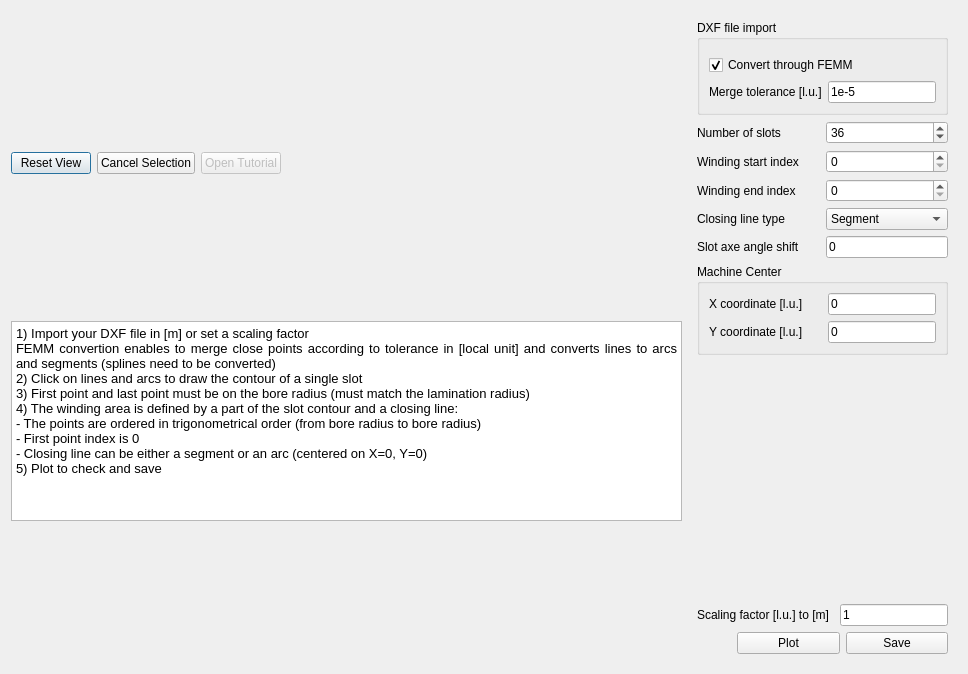
This is pyleecan/GUI/Dxf/DXF_Slot.ui in Eomys/pyleecan as Qt 5 draws it before an edit. The edited form follows.
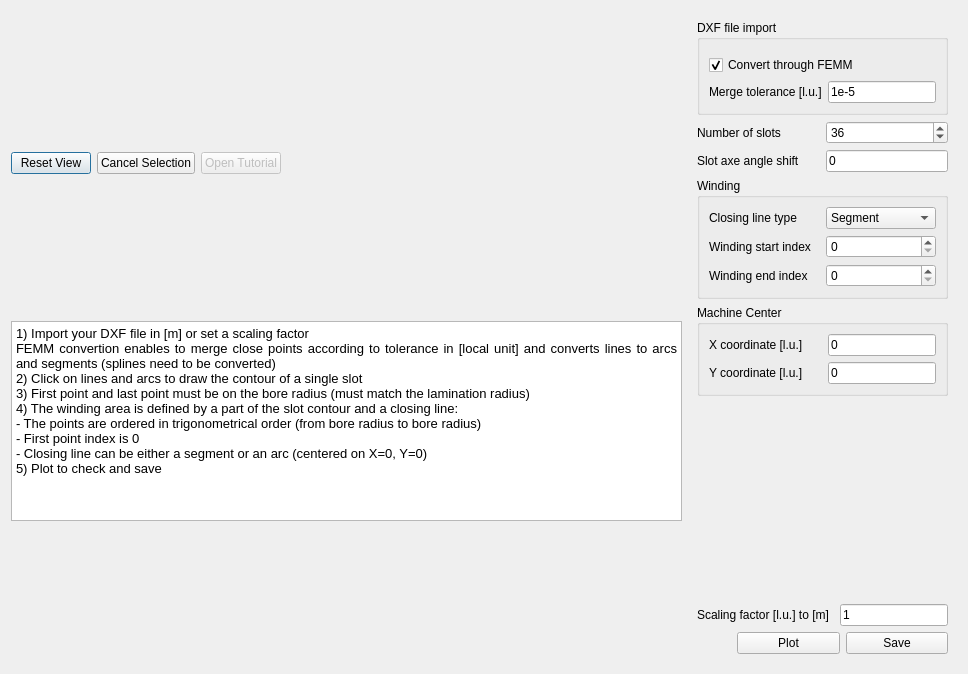
This is the edited form. Icons and pictures are not drawn. Custom widgets are drawn as their Qt base class.

Commit message: [NF] notch SlotUD in GUI

The edit to the form file:
```diff
--- a/pyleecan/GUI/Dxf/DXF_Slot.ui
+++ b/pyleecan/GUI/Dxf/DXF_Slot.ui
@@ -151,15 +151,15 @@
        </widget>
       </item>
       <item>
-       <layout class="QGridLayout" name="gridLayout">
-        <item row="0" column="0">
+       <layout class="QHBoxLayout" name="horizontalLayout_7">
+        <item>
          <widget class="QLabel" name="in_Zs">
           <property name="text">
            <string>Number of slots</string>
           </property>
          </widget>
         </item>
-        <item row="0" column="1">
+        <item>
          <widget class="QSpinBox" name="si_Zs">
           <property name="sizePolicy">
            <sizepolicy hsizetype="Preferred" vsizetype="Preferred">
@@ -181,55 +181,18 @@
           </property>
          </widget>
         </item>
-        <item row="1" column="0">
-         <widget class="QLabel" name="in_wind_begin_index">
-          <property name="text">
-           <string>Winding start index</string>
-          </property>
-         </widget>
-        </item>
-        <item row="1" column="1">
-         <widget class="QSpinBox" name="si_wind_begin_index"/>
-        </item>
-        <item row="2" column="0">
-         <widget class="QLabel" name="in_wind_end_index">
-          <property name="text">
-           <string>Winding end index</string>
-          </property>
-         </widget>
-        </item>
-        <item row="2" column="1">
-         <widget class="QSpinBox" name="si_wind_end_index"/>
-        </item>
-        <item row="3" column="0">
-         <widget class="QLabel" name="in_type_line">
-          <property name="text">
-           <string>Closing line type</string>
-          </property>
-         </widget>
-        </item>
-        <item row="3" column="1">
-         <widget class="QComboBox" name="c_type_line">
-          <item>
-           <property name="text">
-            <string>Segment</string>
-           </property>
-          </item>
-          <item>
-           <property name="text">
-            <string>Arc1</string>
-           </property>
-          </item>
-         </widget>
-        </item>
-        <item row="4" column="0">
+       </layout>
+      </item>
+      <item>
+       <layout class="QHBoxLayout" name="horizontalLayout_6">
+        <item>
          <widget class="QLabel" name="in_axe_angle">
           <property name="text">
            <string>Slot axe angle shift</string>
           </property>
          </widget>
         </item>
-        <item row="4" column="1">
+        <item>
          <widget class="FloatEdit" name="lf_axe_angle">
           <property name="sizePolicy">
            <sizepolicy hsizetype="Minimum" vsizetype="Fixed">
@@ -244,6 +207,56 @@
         </item>
        </layout>
       </item>
+      <item>
+       <widget class="QGroupBox" name="g_active">
+        <property name="title">
+         <string>Winding</string>
+        </property>
+        <layout class="QGridLayout" name="gridLayout">
+         <item row="0" column="1">
+          <widget class="QComboBox" name="c_type_line">
+           <item>
+            <property name="text">
+             <string>Segment</string>
+            </property>
+           </item>
+           <item>
+            <property name="text">
+             <string>Arc1</string>
+            </property>
+           </item>
+          </widget>
+         </item>
+         <item row="1" column="0">
+          <widget class="QLabel" name="in_wind_begin_index">
+           <property name="text">
+            <string>Winding start index</string>
+           </property>
+          </widget>
+         </item>
+         <item row="0" column="0">
+          <widget class="QLabel" name="in_type_line">
+           <property name="text">
+            <string>Closing line type</string>
+           </property>
+          </widget>
+         </item>
+         <item row="1" column="1">
+          <widget class="QSpinBox" name="si_wind_begin_index"/>
+         </item>
+         <item row="2" column="0">
+          <widget class="QLabel" name="in_wind_end_index">
+           <property name="text">
+            <string>Winding end index</string>
+           </property>
+          </widget>
+         </item>
+         <item row="2" column="1">
+          <widget class="QSpinBox" name="si_wind_end_index"/>
+         </item>
+        </layout>
+       </widget>
+      </item>
       <item>
        <widget class="QGroupBox" name="g_center">
         <property name="title">
```
The commit also changes 5 other files.
